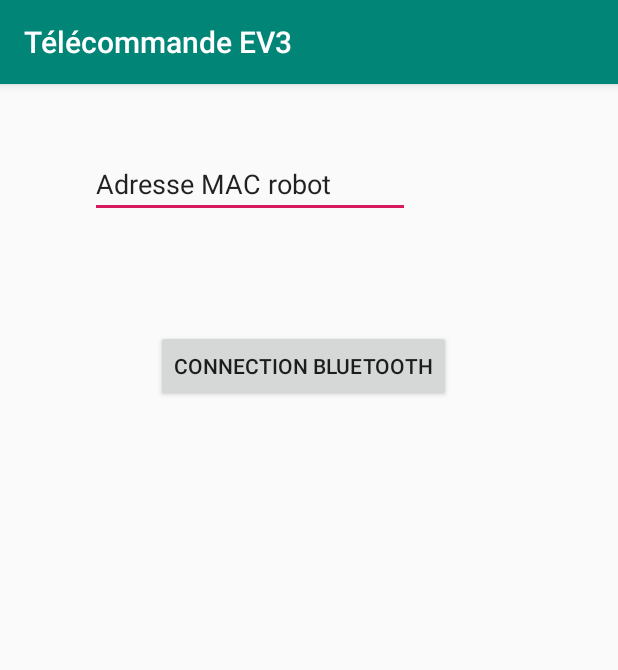
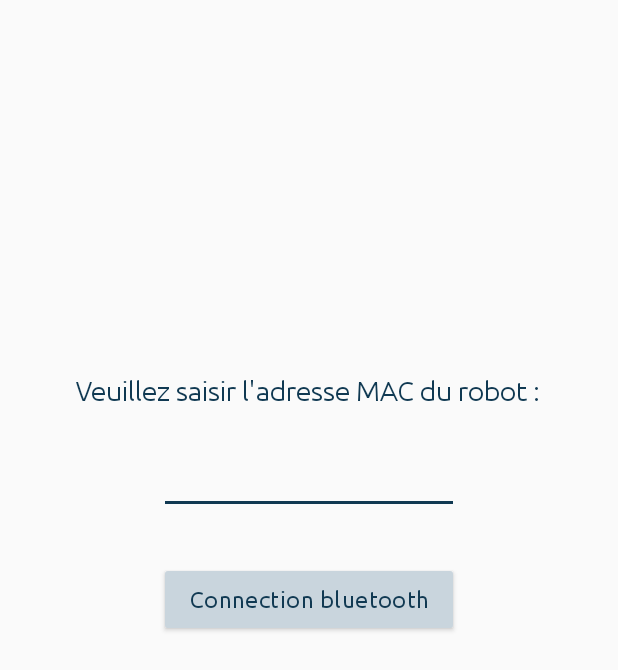
Before and after one commit to Dams44/Telecommande_Android, an Android app: the screen it shows after launch (MainActivity), on a phone screen of 412 x 824 dp. Shown: the top 670 px of the screen. Run offline under Robolectric (Android 15) with nearby library versions, the phone set to English and light mode, and no system bars.

Commit message:
Nouvelles interfaces

```diff
--- a/app/src/main/AndroidManifest.xml
+++ b/app/src/main/AndroidManifest.xml
@@ -25,6 +25,10 @@
                 <category android:name="android.intent.category.LAUNCHER" />
             </intent-filter>
         </activity>
+
+        <meta-data
+            android:name="preloaded_fonts"
+            android:resource="@array/preloaded_fonts" />
     </application>
 
 </manifest>
--- a/app/src/main/java/com/example/lejosproject_telecommande/ControlePanel.java
+++ b/app/src/main/java/com/example/lejosproject_telecommande/ControlePanel.java
@@ -1,11 +1,13 @@
 package com.example.lejosproject_telecommande;
 
 import android.os.SystemClock;
-import android.support.v7.app.AppCompatActivity;
+//import android.support.v7.app.AppCompatActivity;
 import android.os.Bundle;
 import android.util.Log;
 import android.view.SurfaceView;
 import android.view.View;
+
+import androidx.appcompat.app.AppCompatActivity;
 
 public class ControlePanel extends AppCompatActivity implements Joystick.JoystickListener{
     //Variable globale
--- a/app/src/main/java/com/example/lejosproject_telecommande/MainActivity.java
+++ b/app/src/main/java/com/example/lejosproject_telecommande/MainActivity.java
@@ -2,7 +2,7 @@ package com.example.lejosproject_telecommande;
 
 import android.content.Intent;
 import android.content.SharedPreferences;
-import android.support.v7.app.AppCompatActivity;
+//import android.support.v7.app.AppCompatActivity;
 import android.os.Bundle;
 import android.util.Log;
 import android.view.View;
@@ -10,6 +10,8 @@ import android.widget.Button;
 import android.widget.EditText;
 import android.widget.TextView;
 import android.widget.Toast;
+
+import androidx.appcompat.app.AppCompatActivity;
 
 import java.util.regex.Pattern;
 
--- a/app/src/main/res/layout-v26/activity_main.xml
+++ b/app/src/main/res/layout-v26/activity_main.xml
@@ -1,34 +1,64 @@
 <?xml version="1.0" encoding="utf-8"?>
-<android.support.constraint.ConstraintLayout xmlns:android="http://schemas.android.com/apk/res/android"
+<LinearLayout xmlns:android="http://schemas.android.com/apk/res/android"
     xmlns:app="http://schemas.android.com/apk/res-auto"
     xmlns:tools="http://schemas.android.com/tools"
     android:layout_width="match_parent"
-    android:layout_height="match_parent"
-    tools:context=".MainActivity"
-    tools:layout_editor_absoluteY="99dp">
+    android:layout_height="wrap_content"
+    android:layout_gravity="center_horizontal"
+    android:orientation="vertical"
+    android:layout_marginTop="200dp"
+    tools:context=".MainActivity">
+
+    <LinearLayout
+        android:layout_width="match_parent"
+        android:layout_height="wrap_content"
+        android:layout_marginTop="50dp"
+        android:gravity="center_horizontal"
+        android:orientation="vertical">
+
+        <TextView
+            android:layout_width="wrap_content"
+            android:layout_height="wrap_content"
+            android:text="Veuillez saisir l'adresse MAC du robot :"
+            android:textSize="18dp"
+            app:fontFamily="@font/ubuntu"
+            android:textColor="@color/colorPrimary"/>
+
+        <EditText
+            android:id="@+id/editMACRobot"
+            android:inputType="textPersonName"
+            android:layout_width="wrap_content"
+            android:layout_height="wrap_content"
+            android:layout_gravity="center"
+            android:layout_marginTop="30dp"
+            android:textSize="17dp"
+            android:ems="10"
+            app:fontFamily="@font/ubuntu"
+            android:textColor="@color/colorPrimary"
+            android:importantForAutofill="no"
+            tools:targetApi="o" />
+
+    </LinearLayout>
+
+    <TextView
+        android:id="@+id/resultIP"
+        android:layout_width="334dp"
+        android:layout_height="32dp"
+        android:layout_gravity="center"
+        />
 
     <Button
         android:id="@+id/connectButton"
-        android:layout_width="wrap_content"
-        android:layout_height="wrap_content"
-        android:layout_marginStart="104dp"
-        android:layout_marginLeft="104dp"
-        android:layout_marginTop="164dp"
+        style="@style/Widget.App.ShapeableButton"
+        android:layout_width="200dp"
+        android:layout_height="50dp"
+        android:layout_gravity="center"
+        android:letterSpacing="0.02"
+        app:fontFamily="@font/ubuntu"
         android:text="@string/connection_bluetooth"
-        app:layout_constraintStart_toStartOf="parent"
-        app:layout_constraintTop_toTopOf="parent" />
+        android:backgroundTint="@color/colorBright"
+        android:textColor="@color/colorPrimary"
+        android:textSize="15sp"></Button>
 
-    <EditText
-        android:id="@+id/editMACRobot"
-        android:layout_width="wrap_content"
-        android:layout_height="wrap_content"
-        android:layout_marginStart="60dp"
-        android:layout_marginLeft="60dp"
-        android:layout_marginTop="44dp"
-        android:ems="10"
-        android:importantForAutofill="no"
-        android:inputType="textPersonName"
-        android:text="@string/mac_reseau"
-        app:layout_constraintStart_toStartOf="parent"
-        app:layout_constraintTop_toTopOf="parent" />
-</android.support.constraint.ConstraintLayout>
+
+</LinearLayout>
--- a/app/src/main/res/layout/activity_main.xml
+++ b/app/src/main/res/layout/activity_main.xml
@@ -1,45 +1,64 @@
 <?xml version="1.0" encoding="utf-8"?>
-<android.support.constraint.ConstraintLayout xmlns:android="http://schemas.android.com/apk/res/android"
+<LinearLayout xmlns:android="http://schemas.android.com/apk/res/android"
     xmlns:app="http://schemas.android.com/apk/res-auto"
     xmlns:tools="http://schemas.android.com/tools"
     android:layout_width="match_parent"
-    android:layout_height="match_parent"
-    tools:context=".MainActivity"
-    tools:layout_editor_absoluteY="99dp">
+    android:layout_height="wrap_content"
+    android:layout_gravity="center_horizontal"
+    android:orientation="vertical"
+    android:layout_marginTop="200dp"
+    tools:context=".MainActivity">
 
-    <Button
-        android:id="@+id/connectButton"
+    <LinearLayout
+        android:layout_width="match_parent"
+        android:layout_height="wrap_content"
+        android:layout_marginTop="50dp"
+        android:gravity="center_horizontal"
+        android:orientation="vertical">
+
+        <TextView
             android:layout_width="wrap_content"
             android:layout_height="wrap_content"
-        android:layout_marginStart="104dp"
-        android:layout_marginLeft="104dp"
-        android:layout_marginTop="164dp"
-        android:text="@string/connection_bluetooth"
-        app:layout_constraintStart_toStartOf="parent"
-        app:layout_constraintTop_toTopOf="parent" />
+            android:text="Veuillez saisir l'adresse MAC du robot : "
+            android:textSize="25dp"
+            app:fontFamily="@font/ubuntu"
+            android:textColor="@color/colorPrimary"/>
 
         <EditText
             android:id="@+id/editMACRobot"
-        android:layout_width="241dp"
-        android:layout_height="48dp"
-        android:layout_marginStart="29dp"
-        android:layout_marginLeft="29dp"
-        android:layout_marginTop="50dp"
+            android:inputType="textPersonName"
+            android:layout_width="wrap_content"
+            android:layout_height="wrap_content"
+            android:layout_gravity="center"
+            android:layout_marginTop="30dp"
+            android:textSize="23dp"
             android:ems="10"
-        android:hint="@string/mac_reseau"
+            app:fontFamily="@font/ubuntu"
+            android:textColor="@color/colorPrimary"
             android:importantForAutofill="no"
-        android:inputType="textPersonName"
-        app:layout_constraintStart_toStartOf="parent"
-        app:layout_constraintTop_toTopOf="parent"
             tools:targetApi="o" />
+
+    </LinearLayout>
 
     <TextView
         android:id="@+id/resultIP"
         android:layout_width="334dp"
         android:layout_height="32dp"
-        android:layout_marginStart="28dp"
-        android:layout_marginLeft="28dp"
-        android:layout_marginTop="248dp"
-        app:layout_constraintStart_toStartOf="parent"
-        app:layout_constraintTop_toTopOf="parent" />
-</android.support.constraint.ConstraintLayout>
+        android:layout_gravity="center"
+        />
+
+    <Button
+        android:id="@+id/connectButton"
+        style="@style/Widget.App.ShapeableButton"
+        android:layout_width="200dp"
+        android:layout_height="50dp"
+        android:layout_gravity="center"
+        android:backgroundTint="@color/colorBright"
+        android:letterSpacing="0.02"
+        android:text="@string/connection_bluetooth"
+        android:textColor="@color/colorPrimary"
+        android:textSize="15sp"
+        app:fontFamily="@font/ubuntu"></Button>
+
+
+</LinearLayout>
--- a/app/src/main/res/values/colors.xml
+++ b/app/src/main/res/values/colors.xml
@@ -1,6 +1,8 @@
 <?xml version="1.0" encoding="utf-8"?>
 <resources>
-    <color name="colorPrimary">#008577</color>
-    <color name="colorPrimaryDark">#00574B</color>
-    <color name="colorAccent">#D81B60</color>
+    <color name="colorPrimary">#103952</color>
+    <color name="colorPrimaryDark">#577689</color>
+    <color name="colorAccent">#103952</color>
+    <color name="colorBright">#C9D5DD</color>
+
 </resources>
--- /dev/null
+++ b/app/src/main/res/values/shape.xml
@@ -0,0 +1,14 @@
+<?xml version="1.0" encoding="utf-8"?>
+<resources>
+    <style name="ShapeAppearanceOverlay.App.CornerSize40Percent" parent="">
+        <item name="cornerSize"> 40% </item>
+    </style>
+
+    <style name="ShapeAppearanceOverlay.App.CornerSize20Percent" parent="">
+        <item name="cornerSize"> 20% </item>
+    </style>
+
+    <style name="ShapeAppearanceOverlay.App.CornerSize15Percent" parent="">
+        <item name="cornerSize"> 15% </item>
+    </style>
+</resources>
--- a/app/src/main/res/values/styles.xml
+++ b/app/src/main/res/values/styles.xml
@@ -1,11 +1,25 @@
-<resources>
+<resources xmlns:tools="http://schemas.android.com/tools">
 
     <!-- Base application theme. -->
-    <style name="AppTheme" parent="Theme.AppCompat.Light.DarkActionBar">
+    <style name="AppTheme" parent="Theme.AppCompat.Light.NoActionBar">
         <!-- Customize your theme here. -->
         <item name="colorPrimary">@color/colorPrimary</item>
         <item name="colorPrimaryDark">@color/colorPrimaryDark</item>
         <item name="colorAccent">@color/colorAccent</item>
+    </style>
+
+    <style name="EditText.OutlinedBox" parent="Widget.MaterialComponents.TextInputLayout.OutlinedBox">
+        <item name="android:minHeight">55dp</item>
+        <item name="android:textSize">17sp</item>
+        <item name="font">@font/ubuntu</item>
+        <item name="hintEnabled">true</item>
+        <item name="android:textColorHint">@color/colorBright</item>
+        <item name="shapeAppearanceOverlay">
+            @style/ShapeAppearanceOverlay.App.CornerSize15Percent
+        </item>
+        <item name="boxStrokeWidth">1.5dp</item>
+        <item name="boxStrokeColor"> @color/colorPrimary </item>
+
     </style>
 
     <style name="AppTheme.NoActionBar">
@@ -13,8 +27,16 @@
         <item name="windowNoTitle">true</item>
     </style>
 
+    <style name="Widget.App.ShapeableButton" parent="Widget.MaterialComponents.ShapeableImageView">
+        <item name="shapeAppearanceOverlay">
+            @style/ShapeAppearanceOverlay.App.CornerSize20Percent
+        </item>
+        <item name="strokeWidth"> 1dp </item>
+    </style>
+
     <style name="AppTheme.AppBarOverlay" parent="ThemeOverlay.AppCompat.Dark.ActionBar" />
 
     <style name="AppTheme.PopupOverlay" parent="ThemeOverlay.AppCompat.Light" />
 
+
 </resources>
--- a/gradle.properties
+++ b/gradle.properties
@@ -7,6 +7,8 @@
 # Specifies the JVM arguments used for the daemon process.
 # The setting is particularly useful for tweaking memory settings.
 org.gradle.jvmargs=-Xmx1536m
+android.useAndroidX=true
+android.enableJetifier=true
 # When configured, Gradle will run in incubating parallel mode.
 # This option should only be used with decoupled projects. More details, visit
 # http://www.gradle.org/docs/current/userguide/multi_project_builds.html#sec:decoupled_projects
```
Also changed, not shown: app/build.gradle (+11 -6 lines), app/src/main/java/com/example/lejosproject_telecommande/Joystick.java (+5 -3 lines), app/src/main/res/layout/activity_controle_panel.xml (+28 -21 lines), app/src/main/res/font/ubuntu.ttf (added), 1 other file. Lines whose indentation alone changed are shown as unchanged.
